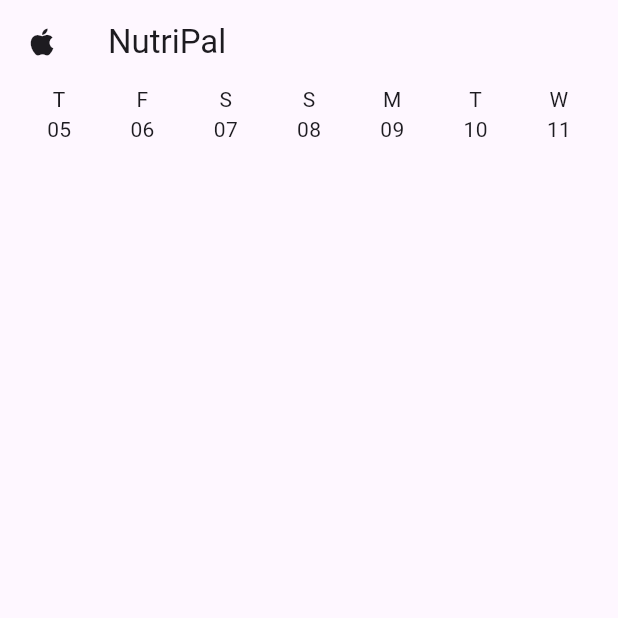
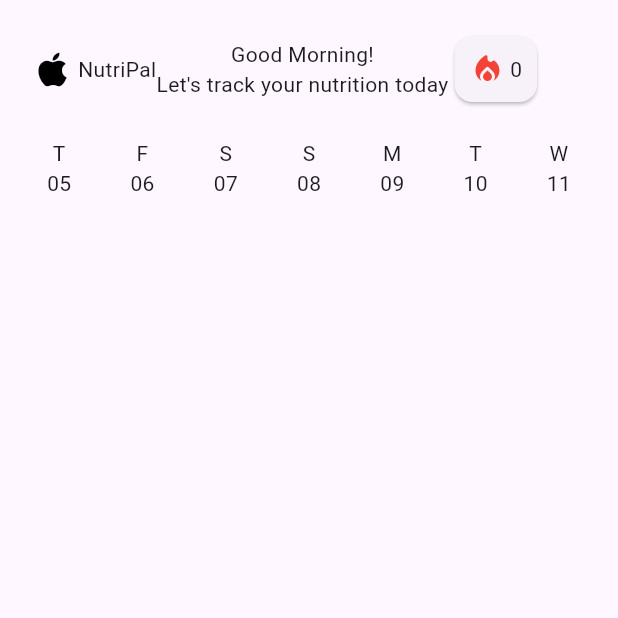
Before and after one commit to giahuyto3107/NutriPal, a Flutter app: the screen it shows after launch, on a phone screen of 412 x 824 dp, the top half of it. Run offline on Flutter 3.47's test engine with Material 3 defaults, Android fonts, the phone set to English and light mode, and no system bars.

Commit message:
Top header

```diff
--- a/nutripal/lib/main.dart
+++ b/nutripal/lib/main.dart
@@ -11,13 +11,44 @@ class MainApp extends StatelessWidget {
   Widget build(BuildContext context) {
     return MaterialApp(
       home: Scaffold(
-        appBar: AppBar(
-          leading: Icon(Icons.apple),
-          title: Text("NutriPal"),
-        ),
-        body: Center(
+        body: SafeArea(
+          child: Center(
             child: Column(
               children: [
+                Padding(
+                  padding: EdgeInsets.all(20),
+                  child: Row(
+                    children: [
+                      Row(
+                        children: [
+                          Icon(Icons.apple, size: 30, color: Colors.black),
+                          SizedBox(width: 2),
+                          Text("NutriPal"),
+                        ]
+
+                      ),
+                      Column(
+                        children: [
+                          Text("Good Morning!"),
+                          Text("Let's track your nutrition today")
+                        ],
+                      ),
+                      Card(
+                        child: Padding(
+                          padding: EdgeInsets.all(10),
+                          child: Row(
+                            children: [
+                              Icon(Icons.local_fire_department_rounded, color:Colors.red),
+                              SizedBox(width: 3),
+                              Text("0")
+                            ],
+                          )
+                        ),
+                      )
+                    ],
+                  )
+                ),
+
                 Row(
                   mainAxisAlignment: MainAxisAlignment.spaceEvenly,
                   children: [
@@ -33,6 +64,8 @@ class MainApp extends StatelessWidget {
               ],
             )
           )
+        )
+
 
       ),
     );
```
Lines whose indentation alone changed are shown as unchanged.
